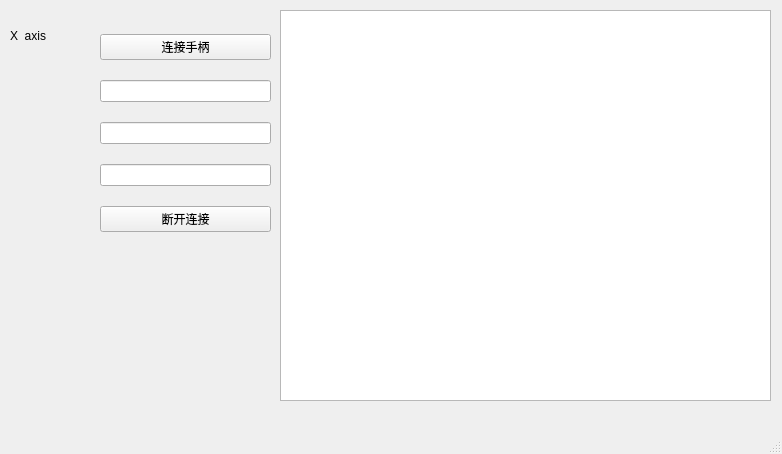
C-Qiyao/joystick_test_python, file gamepad.ui: the form before one commit.
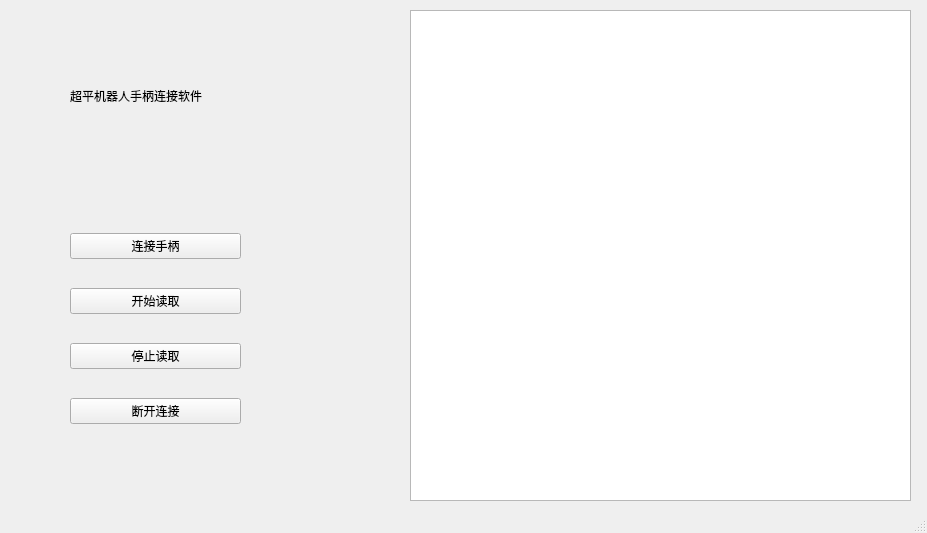
The form after the commit.

Patch:
```diff
--- a/gamepad.ui
+++ b/gamepad.ui
@@ -6,8 +6,8 @@
    <rect>
     <x>0</x>
     <y>0</y>
-    <width>782</width>
-    <height>454</height>
+    <width>927</width>
+    <height>533</height>
    </rect>
   </property>
   <property name="windowTitle">
@@ -17,10 +17,10 @@
    <widget class="QWidget" name="verticalLayoutWidget">
     <property name="geometry">
      <rect>
-      <x>100</x>
-      <y>20</y>
+      <x>70</x>
+      <y>210</y>
       <width>171</width>
-      <height>231</height>
+      <height>241</height>
      </rect>
     </property>
     <layout class="QVBoxLayout" name="verticalLayout">
@@ -32,13 +32,18 @@
       </widget>
      </item>
      <item>
-      <widget class="QLineEdit" name="x_axis"/>
+      <widget class="QPushButton" name="pushButton_start">
+       <property name="text">
+        <string>开始读取</string>
+       </property>
+      </widget>
      </item>
      <item>
-      <widget class="QLineEdit" name="y_axis"/>
-     </item>
-     <item>
-      <widget class="QLineEdit" name="z_axis"/>
+      <widget class="QPushButton" name="pushButton_stop">
+       <property name="text">
+        <string>停止读取</string>
+       </property>
+      </widget>
      </item>
      <item>
       <widget class="QPushButton" name="disconnect">
@@ -52,23 +57,26 @@
    <widget class="QLabel" name="label">
     <property name="geometry">
      <rect>
-      <x>10</x>
-      <y>30</y>
-      <width>54</width>
-      <height>12</height>
+      <x>70</x>
+      <y>70</y>
+      <width>311</width>
+      <height>51</height>
      </rect>
     </property>
     <property name="text">
-     <string>X_axis</string>
+     <string>超平机器人手柄连接软件</string>
+    </property>
+    <property name="textFormat">
+     <enum>Qt::AutoText</enum>
     </property>
    </widget>
    <widget class="QTextEdit" name="message">
     <property name="geometry">
      <rect>
-      <x>280</x>
+      <x>410</x>
       <y>10</y>
-      <width>491</width>
-      <height>391</height>
+      <width>501</width>
+      <height>491</height>
      </rect>
     </property>
    </widget>
```
Left out of the diff: 2 changed lines with no effect on the pictures.
